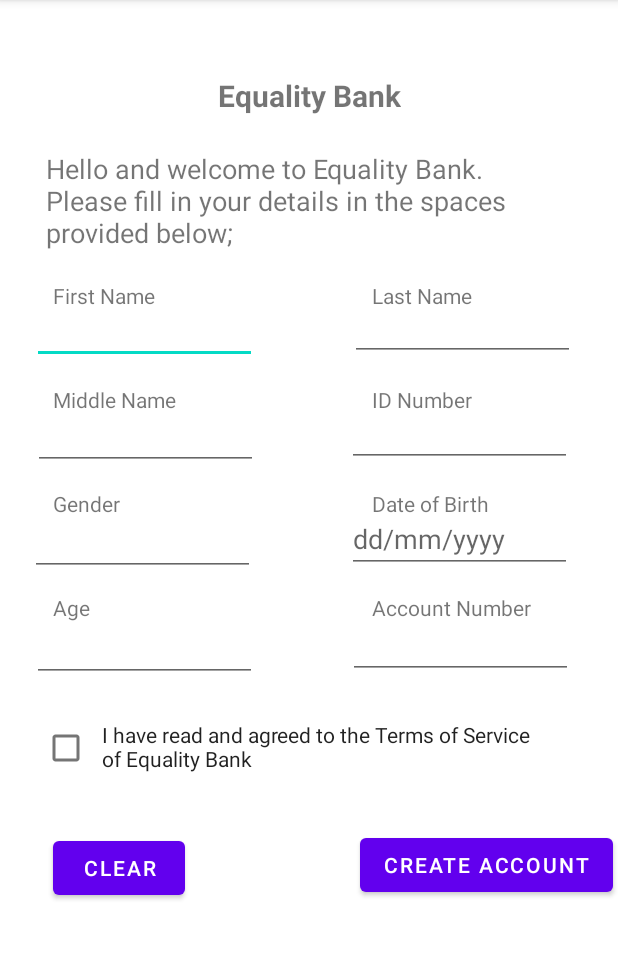
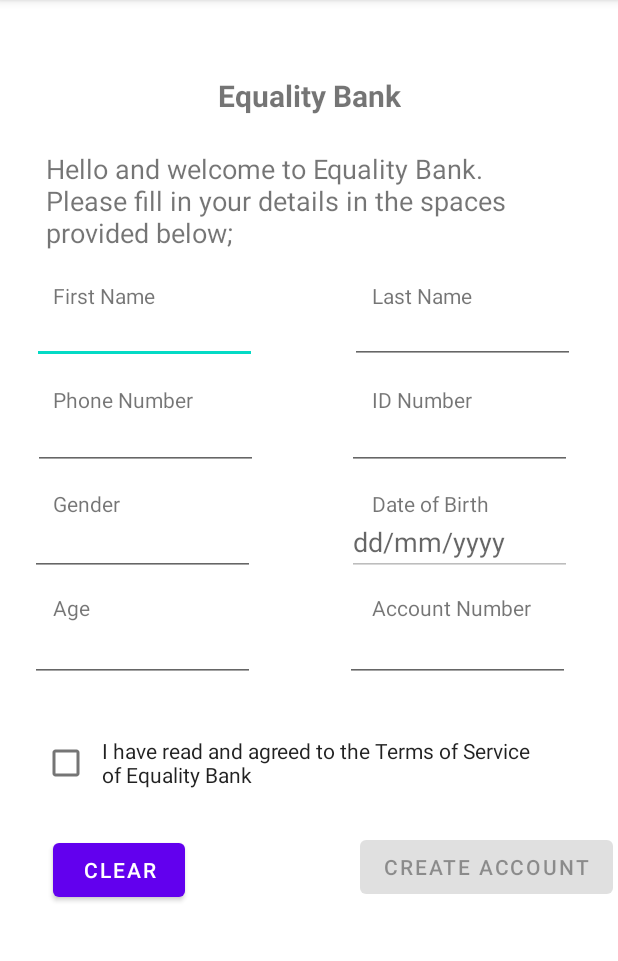
Before and after one commit to Kaballah/Customer-Bank-Account-Management-System, an Android app: the screen it shows after launch (MainActivity), on a phone screen of 412 x 824 dp, the part 84-1045 px from its top. Run offline under Robolectric (Android 15) with nearby library versions, the phone set to English and light mode, and no system bars.

```diff
--- a/app/src/main/AndroidManifest.xml
+++ b/app/src/main/AndroidManifest.xml
@@ -14,6 +14,9 @@
         android:theme="@style/Theme.BankAccount"
         tools:targetApi="31">
         <activity
+            android:name=".MainActivity3"
+            android:exported="false" />
+        <activity
             android:name=".MainActivity2"
             android:exported="false" />
         <activity
--- a/app/src/main/res/layout/activity_main.xml
+++ b/app/src/main/res/layout/activity_main.xml
@@ -40,9 +40,10 @@
         android:layout_marginStart="30dp"
         android:layout_marginTop="30dp"
         android:layout_marginEnd="250dp"
-        android:capitalize="words"
+        android:capitalize="none"
         android:ems="10"
         android:inputType="textPersonName"
+        android:phoneNumber="false"
         app:layout_constraintEnd_toEndOf="parent"
         app:layout_constraintStart_toStartOf="parent"
         app:layout_constraintTop_toBottomOf="@+id/textView4" />
@@ -55,7 +56,8 @@
         android:layout_marginTop="25dp"
         android:layout_marginEnd="250dp"
         android:ems="10"
-        android:inputType="textPersonName"
+        android:inputType="phone"
+        android:phoneNumber="true"
         app:layout_constraintEnd_toEndOf="parent"
         app:layout_constraintHorizontal_bias="0.473"
         app:layout_constraintStart_toStartOf="parent"
@@ -66,7 +68,7 @@
         android:layout_width="150dp"
         android:layout_height="wrap_content"
         android:layout_marginStart="250dp"
-        android:layout_marginTop="28dp"
+        android:layout_marginTop="30dp"
         android:layout_marginEnd="30dp"
         android:ems="10"
         android:inputType="textPersonName"
@@ -89,6 +91,34 @@
         app:layout_constraintStart_toStartOf="parent"
         app:layout_constraintTop_toBottomOf="@+id/editTextTextPersonName3" />
 
+    <EditText
+        android:id="@+id/editTextTextPersonName7"
+        android:layout_width="150dp"
+        android:layout_height="wrap_content"
+        android:layout_marginStart="20dp"
+        android:layout_marginTop="25dp"
+        android:layout_marginEnd="250dp"
+        android:ems="10"
+        android:inputType="number"
+        app:layout_constraintEnd_toEndOf="parent"
+        app:layout_constraintHorizontal_bias="0.08"
+        app:layout_constraintStart_toStartOf="parent"
+        app:layout_constraintTop_toBottomOf="@+id/editTextTextPersonName4" />
+
+    <EditText
+        android:id="@+id/editTextTextPersonName8"
+        android:layout_width="150dp"
+        android:layout_height="wrap_content"
+        android:layout_marginStart="230dp"
+        android:layout_marginTop="25dp"
+        android:layout_marginEnd="30dp"
+        android:ems="10"
+        android:inputType="number"
+        app:layout_constraintEnd_toEndOf="parent"
+        app:layout_constraintHorizontal_bias="0.0"
+        app:layout_constraintStart_toStartOf="parent"
+        app:layout_constraintTop_toBottomOf="@+id/editTextDate" />
+
     <TextView
         android:id="@+id/textView5"
         android:layout_width="wrap_content"
@@ -105,7 +135,7 @@
         android:layout_height="wrap_content"
         android:layout_marginStart="35dp"
         android:layout_marginTop="50dp"
-        android:text="Middle Name"
+        android:text="Phone Number"
         app:layout_constraintStart_toStartOf="parent"
         app:layout_constraintTop_toBottomOf="@+id/textView5" />
 
@@ -170,19 +200,6 @@
         app:layout_constraintTop_toBottomOf="@+id/textView8" />
 
     <EditText
-        android:id="@+id/editTextNumber"
-        android:layout_width="150dp"
-        android:layout_height="wrap_content"
-        android:layout_marginStart="230dp"
-        android:layout_marginTop="25dp"
-        android:layout_marginEnd="30dp"
-        android:ems="10"
-        android:inputType="number"
-        app:layout_constraintEnd_toEndOf="parent"
-        app:layout_constraintStart_toStartOf="parent"
-        app:layout_constraintTop_toBottomOf="@+id/editTextTextPersonName2" />
-
-    <EditText
         android:id="@+id/editTextDate"
         android:layout_width="150dp"
         android:layout_height="wrap_content"
@@ -190,76 +207,64 @@
         android:layout_marginTop="25dp"
         android:layout_marginEnd="30dp"
         android:ems="10"
+        android:enabled="false"
+        android:allowClickWhenDisabled="true"
         android:hint="dd/mm/yyyy"
         android:inputType="date"
         app:layout_constraintEnd_toEndOf="parent"
         app:layout_constraintStart_toStartOf="parent"
-        app:layout_constraintTop_toBottomOf="@+id/editTextNumber" />
-
-    <EditText
-        android:id="@+id/editTextNumber2"
-        android:layout_width="150dp"
-        android:layout_height="wrap_content"
-        android:layout_marginStart="30dp"
-        android:layout_marginTop="25dp"
-        android:layout_marginEnd="250dp"
-        android:ems="10"
-        android:inputType="number"
-        app:layout_constraintEnd_toEndOf="parent"
-        app:layout_constraintStart_toStartOf="parent"
-        app:layout_constraintTop_toBottomOf="@+id/editTextTextPersonName4" />
-
-    <EditText
-        android:id="@+id/editTextNumber3"
-        android:layout_width="150dp"
-        android:layout_height="wrap_content"
-        android:layout_marginStart="230dp"
-        android:layout_marginTop="25dp"
-        android:layout_marginEnd="30dp"
-        android:clickable="false"
-        android:editable="false"
-        android:ems="10"
-        android:inputType="number"
-        app:layout_constraintEnd_toEndOf="parent"
-        app:layout_constraintHorizontal_bias="0.865"
-        app:layout_constraintStart_toStartOf="parent"
-        app:layout_constraintTop_toBottomOf="@+id/editTextDate" />
+        app:layout_constraintTop_toBottomOf="@+id/editTextTextPersonName6" />
 
     <CheckedTextView
         android:id="@+id/checkedTextView"
         android:layout_width="300dp"
         android:layout_height="wrap_content"
-        android:layout_marginTop="25dp"
+        android:layout_marginTop="36dp"
         android:text="I have read and agreed to the Terms of Service of Equality Bank"
         app:layout_constraintStart_toEndOf="@+id/checkBox"
-        app:layout_constraintTop_toBottomOf="@+id/editTextNumber2" />
+        app:layout_constraintTop_toBottomOf="@+id/editTextTextPersonName8" />
 
     <CheckBox
         android:id="@+id/checkBox"
         android:layout_width="wrap_content"
         android:layout_height="wrap_content"
         android:layout_marginStart="20dp"
-        android:layout_marginTop="20dp"
+        android:layout_marginTop="30dp"
         app:layout_constraintStart_toStartOf="parent"
-        app:layout_constraintTop_toBottomOf="@+id/editTextNumber2" />
+        app:layout_constraintTop_toBottomOf="@+id/editTextTextPersonName7" />
 
     <Button
         android:id="@+id/button"
         android:layout_width="wrap_content"
         android:layout_height="wrap_content"
         android:layout_marginStart="240dp"
-        android:layout_marginTop="100dp"
+        android:layout_marginTop="28dp"
+        android:enabled="false"
         android:text="Create Account"
         app:layout_constraintStart_toStartOf="parent"
-        app:layout_constraintTop_toBottomOf="@+id/editTextNumber3" />
+        app:layout_constraintTop_toBottomOf="@+id/checkedTextView" />
 
     <Button
         android:id="@+id/button2"
         android:layout_width="wrap_content"
         android:layout_height="wrap_content"
         android:layout_marginStart="35dp"
-        android:layout_marginTop="100dp"
+        android:layout_marginTop="30dp"
         android:text="Clear"
         app:layout_constraintStart_toStartOf="parent"
-        app:layout_constraintTop_toBottomOf="@+id/editTextNumber2" />
+        app:layout_constraintTop_toBottomOf="@+id/checkedTextView" />
+
+    <EditText
+        android:id="@+id/editTextTextPersonName6"
+        android:layout_width="150dp"
+        android:layout_height="wrap_content"
+        android:layout_marginStart="230dp"
+        android:layout_marginTop="25dp"
+        android:layout_marginEnd="30dp"
+        android:ems="10"
+        android:digits="0123456789."
+        android:inputType="numberDecimal"
+        app:layout_constraintEnd_toEndOf="parent"
+        app:layout_constraintStart_toStartOf="parent"
+        app:layout_constraintTop_toBottomOf="@+id/editTextTextPersonName2" />
 </androidx.constraintlayout.widget.ConstraintLayout>
```
Also changed, not shown: app/src/main/java/com/example/bankaccount/Customer.java (+23 -24 lines), app/src/main/java/com/example/bankaccount/MainActivity.java (+84 -15 lines), app/src/main/java/com/example/bankaccount/MainActivity2.java (+27 -4 lines), app/src/main/java/com/example/bankaccount/MainActivity3.java (added, +53 -0 lines), app/src/main/res/layout/activity_main2.xml (+14 -2 lines), app/src/main/res/layout/activity_main3.xml (added, +62 -0 lines).
